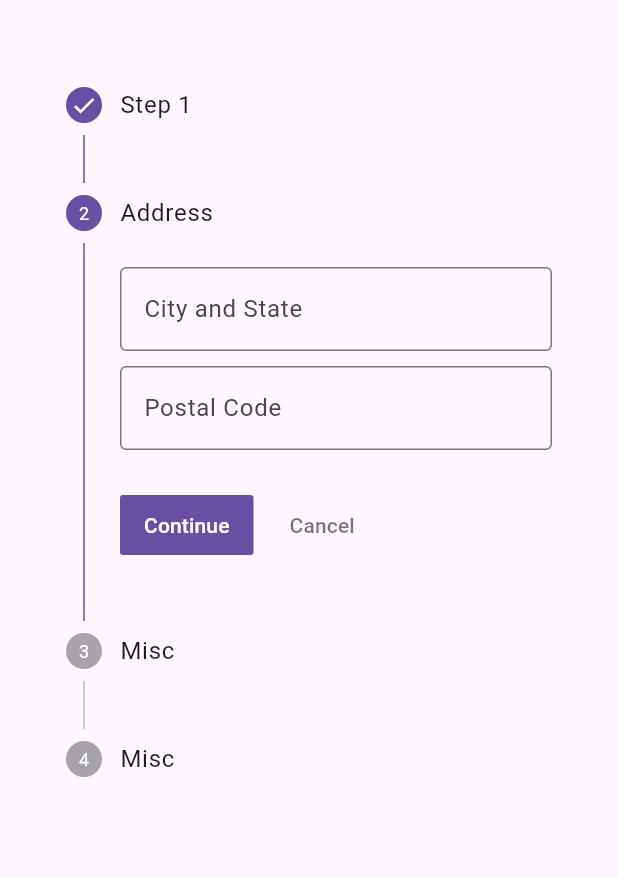
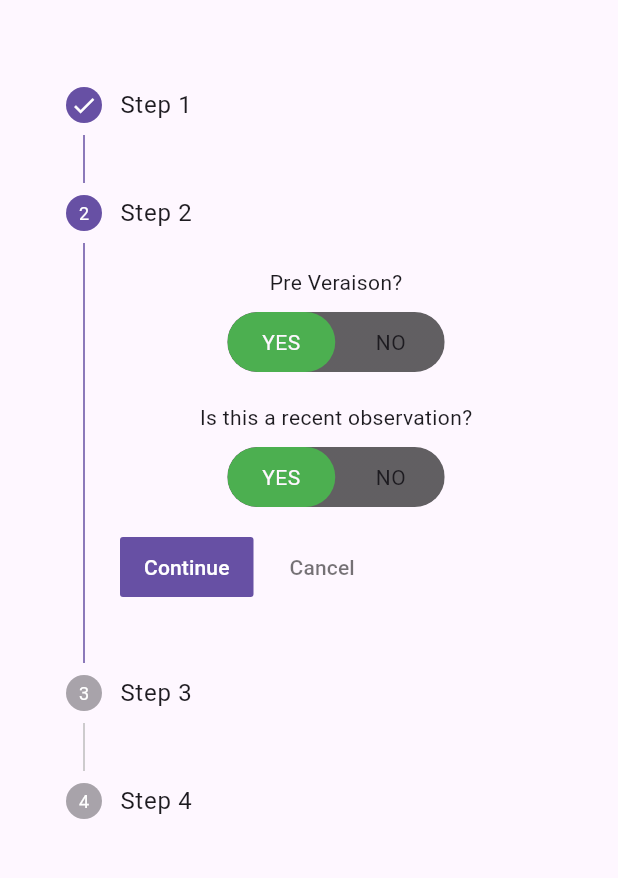
Before and after one commit to aafolabi/VineInspector, a Flutter app: the Analyzer screen opened directly, after a tap on "Continue", on a phone screen of 412 x 824 dp, the part 63-941 px from its top. Run offline on Flutter 3.47's test engine with Material 3 defaults, Android fonts, the phone set to English and light mode, and no system bars; drawn by our look-alikes of toggle_switch; our stand-ins replace date_time_picker, fluttertoast, introduction_screen, modal_progress_hud_nsn, page_transition, shared_preferences; missing offline and left inert: responsive_navigation_bar; accounts and stored records are empty.

Commit message:
Analyzer

```diff
--- a/lib/dashboard/pages/analyzer/analyzer.dart
+++ b/lib/dashboard/pages/analyzer/analyzer.dart
@@ -1,8 +1,10 @@
+import 'package:flutter/cupertino.dart';
 import 'package:flutter/material.dart';
 import 'package:grapevine/dashboard/pages/analyzer/custom_input.dart';
 import 'package:grapevine/dashboard/pages/analyzer/custom_btn.dart';
 import 'package:grapevine/globals.dart';
 import 'package:toggle_switch/toggle_switch.dart';
+import 'package:date_time_picker/date_time_picker.dart';
 
 
 class Analyzer extends StatefulWidget {
@@ -82,7 +84,6 @@ class _AnalyzerState extends State<Analyzer> {
                     onToggle: (index) {
                       var value =  index == 0 ? 'white' : 'red';
                       codex.addAll({'qone':value});
-                      print(codex);
                     },
                   ),
                   const SizedBox(
@@ -99,7 +100,6 @@ class _AnalyzerState extends State<Analyzer> {
                     onToggle: (index) {
                       var value =  index == 0 ? 'yes' : 'no';
                       codex.addAll({'qtwo':value});
-                      print(codex);
                     },
                   ),
                 ],
@@ -110,16 +110,48 @@ class _AnalyzerState extends State<Analyzer> {
       Step(
         state: currentStep > 1 ? StepState.complete : StepState.indexed,
         isActive: currentStep >= 1,
-        title: const Text("Address"),
-        content: const Column(
+        title: const Text("Step 2"),
+        content: Column(
           children: [
-            CustomInput(
-              hint: "City and State",
-              inputBorder: OutlineInputBorder(),
+            Text('Pre Veraison?'),
+            const SizedBox(
+              height: 10,
             ),
-            CustomInput(
-              hint: "Postal Code",
-              inputBorder: OutlineInputBorder(),
+            ToggleSwitch(
+              initialLabelIndex: 0,
+              totalSwitches: 2,
+              activeBgColors: [[Colors.green],[Colors.redAccent]],
+              // borderColor: [Colors.redAccent, Colors.white],
+              dividerColor: Colors.white,
+              curve: Curves.bounceInOut,
+              cornerRadius: 20.0,
+              radiusStyle: true,
+              labels: ['YES', 'NO',],
+              onToggle: (index) {
+                var value =  index == 0 ? 'yes' : 'no';
+                codex.addAll({'qthree':value});
+              },
+            ),
+            const SizedBox(
+              height: 20,
+            ),
+            Text('Is this a recent observation?'),
+            const SizedBox(
+              height: 10,
+            ),
+            ToggleSwitch(
+              initialLabelIndex: 0,
+              totalSwitches: 2,
+              activeBgColors: [[Colors.green],[Colors.redAccent]],
+              dividerColor: Colors.white,
+              curve: Curves.bounceInOut,
+              cornerRadius: 20.0,
+              radiusStyle: true,
+              labels: ['YES', 'NO',],
+              onToggle: (index) {
+                var value =  index == 0 ? 'yes' : 'no';
+                codex.addAll({'qfour':value});
+              },
             ),
           ],
         ),
@@ -127,12 +159,61 @@ class _AnalyzerState extends State<Analyzer> {
       Step(
         state: currentStep > 2 ? StepState.complete : StepState.indexed,
         isActive: currentStep >= 2,
-        title: const Text("Misc"),
-        content: const Column(
+        title: const Text("Step 3"),
+        content: Column(
           children: [
-            CustomInput(
-              hint: "Bio",
-              inputBorder: OutlineInputBorder(),
+            Text('Capture Date'),
+            const SizedBox(
+              height: 10,
+            ),
+            DateTimePicker(
+                initialValue: '',
+                firstDate: DateTime(2000),
+                lastDate: DateTime(2100),
+                dateLabelText: 'Date',
+                onChanged: (val) => codex.addAll({'qfive':val}),
+                validator: (val) {
+                  print(val);
+                  return null;
+                },
+                onSaved: (val) => codex.addAll({'qfive':val}),
+            ),
+            const SizedBox(
+              height: 10,
+            ),
+            Text('When last were you on the field before this observation?'),
+            DateTimePicker(
+                  initialValue: '',
+                  firstDate: DateTime(2000),
+                  lastDate: DateTime(2100),
+                  dateLabelText: 'Date',
+                  onChanged: (val) => codex.addAll({'qsix':val}),
+                  validator: (val) {
+                    print(val);
+                    return null;
+                  },
+                  onSaved: (val) => codex.addAll({'qsix':val}),
+            ),
+            const SizedBox(
+              height: 10,
+            ),
+            Text('Level of Incidence'),
+            const SizedBox(
+              height: 10,
+            ),
+            ToggleSwitch(
+              initialLabelIndex: 0,
+              totalSwitches: 2,
+              activeBgColors: [[Colors.green],[Colors.redAccent]],
+              dividerColor: Colors.white,
+              curve: Curves.bounceInOut,
+              cornerRadius: 20.0,
+              radiusStyle: true,
+              labels: ['RANDOM PATCHES', 'UNIFORM',],
+              onToggle: (index) {
+                var value =  index == 0 ? 'random' : 'patches';
+                codex.addAll({'qseven':value});
+              },
             ),
           ],
         ),
@@ -141,7 +222,7 @@ class _AnalyzerState extends State<Analyzer> {
       Step(
         state: currentStep > 2 ? StepState.complete : StepState.indexed,
         isActive: currentStep >= 2,
-        title: const Text("Misc"),
+        title: const Text("Step 4"),
         content: Column(
           children: [
             CustomBtn(
--- a/pubspec.yaml
+++ b/pubspec.yaml
@@ -44,6 +44,7 @@ dependencies:
   modal_progress_hud_nsn: ^0.4.0
   responsive_navigation_bar: ^4.0.4
   toggle_switch: ^2.1.0
+  date_time_picker: "^2.1.0"
 
 dev_dependencies:
   flutter_test:
```
Also changed, not shown: pubspec.lock.
